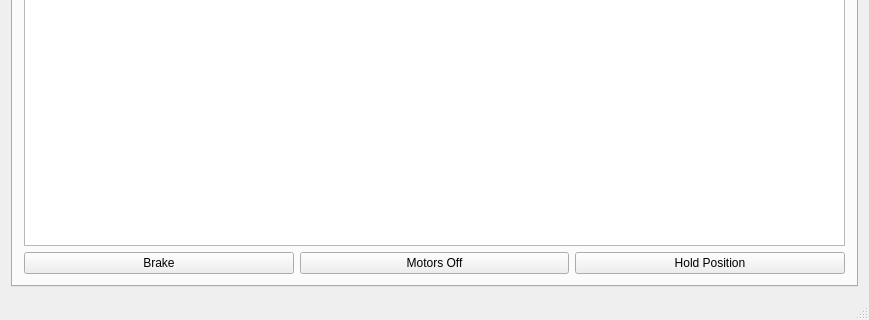
This is Bark/mainwindow.ui in craftit/DogBotSoftware as Qt 5 draws it before an edit; both pictures show x 0 to 869 and y 331 to 651 of the 869 by 651 pixel window. The edited form follows.
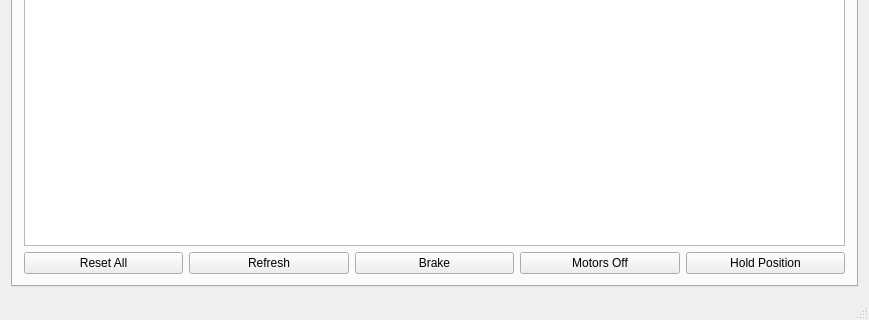
This is the edited form. The open tabs and pages were chosen to show the change.

Commit message: Add global reset.

Diff of the .ui file:
```diff
--- a/Bark/mainwindow.ui
+++ b/Bark/mainwindow.ui
@@ -1462,30 +1462,44 @@
         <string>Overview</string>
        </attribute>
        <layout class="QGridLayout" name="gridLayout">
-        <item row="3" column="0">
-         <widget class="QPushButton" name="pushButtonBrake">
-          <property name="text">
-           <string>Brake</string>
-          </property>
-         </widget>
-        </item>
-        <item row="3" column="1">
+        <item row="3" column="3">
          <widget class="QPushButton" name="pushButtonOff">
           <property name="text">
            <string>Motors Off</string>
           </property>
          </widget>
         </item>
-        <item row="3" column="2">
+        <item row="3" column="4">
          <widget class="QPushButton" name="pushButtonHold">
           <property name="text">
            <string>Hold Position</string>
           </property>
          </widget>
         </item>
-        <item row="1" column="0" colspan="3">
+        <item row="3" column="0">
+         <widget class="QPushButton" name="pushButtonResetAll">
+          <property name="text">
+           <string>Reset All</string>
+          </property>
+         </widget>
+        </item>
+        <item row="1" column="0" colspan="5">
          <widget class="QTableView" name="tableViewServoList"/>
         </item>
+        <item row="3" column="2">
+         <widget class="QPushButton" name="pushButtonBrake">
+          <property name="text">
+           <string>Brake</string>
+          </property>
+         </widget>
+        </item>
+        <item row="3" column="1">
+         <widget class="QPushButton" name="pushButtonRefresh">
+          <property name="text">
+           <string>Refresh</string>
+          </property>
+         </widget>
+        </item>
        </layout>
       </widget>
      </widget>
```
Left out of the diff: 7 changed lines with no effect on the pictures. The commit also changes 8 other files.
